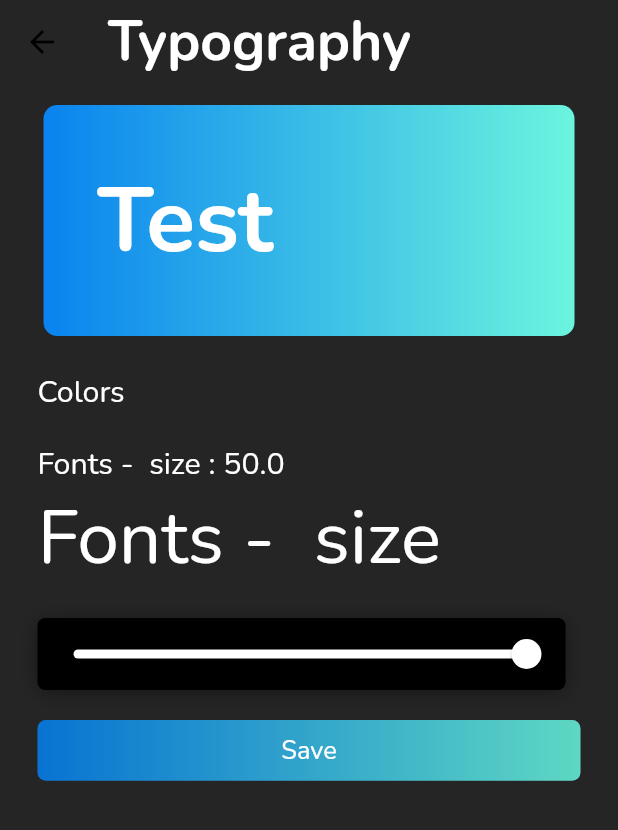
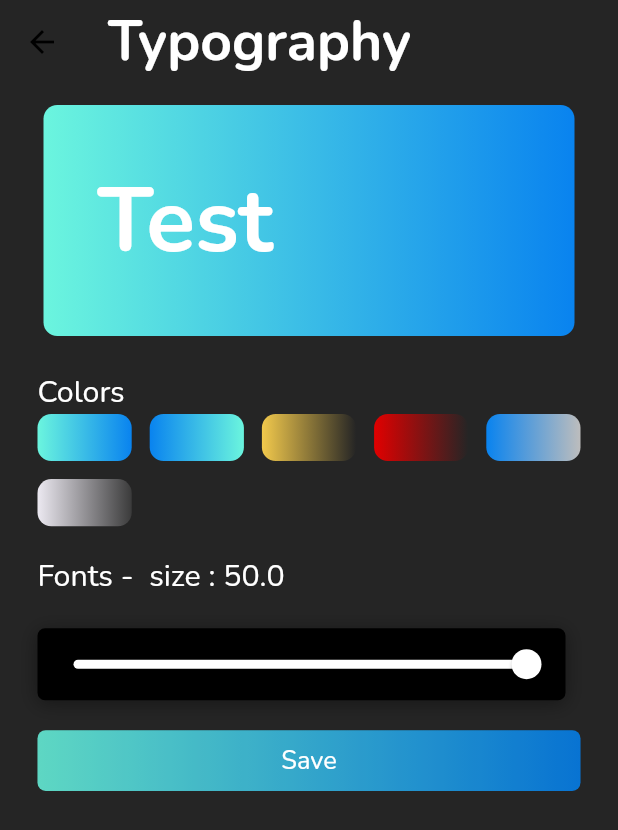
Before and after one commit to zaynrix/Notey, a Flutter app: the SettingsScreen screen opened by its route, after a tap on "Typography", on a phone screen of 412 x 824 dp. Shown: the top 830 px of the screen. Run offline on Flutter 3.47's test engine with Material 2 defaults, Android fonts, the phone set to English and light mode, and no system bars; our stand-ins replace cached_network_image, dio, easy_localization, flutter_screenutil, flutter_svg, get_it and 8 more; accounts and stored records are empty; network calls fail.

Commit message:
add theme

```diff
--- a/lib/features/Settings/settingProvider.dart
+++ b/lib/features/Settings/settingProvider.dart
@@ -14,12 +14,24 @@
 import 'package:url_launcher/url_launcher.dart';
 
 class SettingProvider extends ChangeNotifier {
-
-
   int languageValue = 0;
   double textSize = 5;
   List<ContactUsData> contactUsData = [];
-
+  int colorIndex = 0;
+  List<List<Color>> CCC = [
+    [
+      ColorManager.primary2,
+      ColorManager.secondery,
+    ],
+    [
+      ColorManager.secondery,
+      ColorManager.primary2,
+    ],
+    [ColorManager.starYellow, ColorManager.darkGrey],
+    [ColorManager.red, ColorManager.darkGrey],
+    [ColorManager.secondery, ColorManager.lightGrey],
+    [ColorManager.lightPink, ColorManager.primaryBlack],
+  ];
 
   // ------------------ Logout ------------------
 
@@ -29,15 +41,11 @@
       sl<SharedLocal>().removeUser();
       sl<NavigationService>().navigateToAndRemove(Routes.login);
       // sl<SettingProvider>().clearUserData();
-      AppConfig.showSnakBar("${res.message}",Success: true);
-
-    } on DioError catch(e){
+      AppConfig.showSnakBar("${res.message}", Success: true);
+    } on DioError catch (e) {
       AppConfig().showException(e);
-
     }
-
   }
-
 
   // ------------------ Change Language ------------------
 
@@ -46,7 +54,6 @@
     notifyListeners();
   }
 
-
   // ------------------ Change Note Text Size ------------------
 
   changeSize(double size) {
@@ -54,9 +61,16 @@
     notifyListeners();
   }
 
+  // ------------------ Change Note ColorIndex  ------------------
+
+  changeIndexColor(int index) {
+    colorIndex = index;
+    notifyListeners();
+  }
+
   // ------------------ Bottom Language Sheet ------------------
 
-  void languageSheet(GlobalKey?  ScaffoldKeySheet) {
+  void languageSheet(GlobalKey? ScaffoldKeySheet) {
     showModalBottomSheet(
       shape: RoundedRectangleBorder(
         borderRadius: BorderRadius.circular(10.0),
@@ -67,17 +81,14 @@
     );
   }
 
-
   // ------------------ Get Contact Data ------------------
 
   void getContactUsProvider() async {
     ContactUs response = await sl<SettingRepository>().getContactUs();
-      contactUsData = response.data!.contactUsData!;
-      contactUsData.forEach((element) => ("${element.id} -${element.value}"));
-      notifyListeners();
+    contactUsData = response.data!.contactUsData!;
+    contactUsData.forEach((element) => ("${element.id} -${element.value}"));
+    notifyListeners();
   }
-
-
 
   // ------------------ Lunch URL ------------------
 
--- a/lib/features/Settings/settingScreen.dart
+++ b/lib/features/Settings/settingScreen.dart
@@ -97,8 +97,8 @@
                   height: 25.h,
                 ),
                 Expanded(
-                  child: Consumer<HomeProvider>(
-                    builder: (context, data, child) => ListView.separated(
+                  child: Consumer2<HomeProvider,SettingProvider>(
+                    builder: (context, data, v2,child) => ListView.separated(
                       shrinkWrap: true,
                       separatorBuilder: (context, index) => Divider(
                         height: 14.h,
@@ -110,7 +110,9 @@
                             redColor: SettingItems[index].redColor,
                             onPressed: SettingItems[index].onPressed,
                             title: SettingItems[index].title,
-                            path: SettingItems[index].path);
+                            // path: SettingItems[index].path,
+                          path2: SettingItems[index].path,
+                        );
                       },
                     ),
                   ),
--- a/lib/features/Settings/typography.dart
+++ b/lib/features/Settings/typography.dart
@@ -1,4 +1,5 @@
 import 'package:flutter/material.dart';
+import 'package:flutter_screenutil/flutter_screenutil.dart';
 import 'package:notey/features/Home/homeScreen.dart';
 import 'package:notey/features/Settings/settingProvider.dart';
 import 'package:notey/interceptors/di.dart';
@@ -37,23 +38,96 @@
                   "Colors",
                   style: Theme.of(context).textTheme.headline2,
                 ),
+                GridView.builder(
+                  shrinkWrap: true,
+                  gridDelegate:
+                  SliverGridDelegateWithFixedCrossAxisCount(
+
+                      childAspectRatio: 2,
+                      mainAxisSpacing: 12,
+                      crossAxisSpacing: 12,
+                      crossAxisCount: 5
+
+                  ),
+                  itemCount: value.CCC.length,
+                  physics: NeverScrollableScrollPhysics(),
+                  itemBuilder:
+                      (BuildContext context, int index) {
+                    return
+                      InkWell(
+                        onTap: (){
+                          value.changeIndexColor(index);
+                        },
+                        child: Container(
+                          width: 50,
+                          decoration: BoxDecoration(
+                            borderRadius: BorderRadius.circular(10.r),
+                            gradient: LinearGradient(
+                              colors: value.CCC[index],
+                              begin: Alignment.centerLeft,
+                              end: Alignment.centerRight,
+                            ),
+                          ),
+                        ),
+                      );
+                  },
+                ),
+                // Wrap(
+                //   spacing: 10,
+                //
+                //   children: value.CCC.forEach((element) { })
+
+                  // [
+                  //   InkWell(
+                  //     onTap: (){
+                  //
+                  //     },
+                  //     child: Chip(
+                  //       backgroundColor: ColorManager.darkGrey,
+                  //       label: Container(
+                  //         width: 50,
+                  //         decoration: BoxDecoration(
+                  //           borderRadius: BorderRadius.circular(10.r),
+                  //           gradient: LinearGradient(
+                  //             colors: [
+                  //               ColorManager.secondery,
+                  //               ColorManager.primary2,
+                  //             ],
+                  //             begin: Alignment.centerLeft,
+                  //             end: Alignment.centerRight,
+                  //           ),
+                  //         ),
+                  //       ),
+                  //     ),
+                  //   ),
+                  //   Chip(
+                  //     label: Text("wtwwdasdo"),
+                  //   ),
+                  //   Chip(
+                  //     label: Text("w"),
+                  //   ),
+                  //   Chip(
+                  //     label: Text("ew"),
+                  //   ),
+                  //   Chip(
+                  //     label: Text("wsssss"),
+                  //   ),
+                  //   Chip(
+                  //     label: Text("sdaasdasd"),
+                  //   ),
+                  // ],
+                // ),
                 SizedBox(
                   height: 20,
                 ),
                 Row(
                   children: [
                     Text(
-                      "Fonts -  size : ${10* sl<SettingProvider>().textSize}",
+                      "Fonts -  size : ${10 * sl<SettingProvider>().textSize}",
                       style: Theme.of(context).textTheme.headline2,
                     ),
-
                   ],
                 ),
-                Text(
-                  "Fonts -  size",
-                  style: Theme.of(context).textTheme.headline2!.copyWith(fontSize: 50),
-                ),
-
                 SizedBox(
                   height: 20,
                 ),
@@ -70,11 +144,9 @@
                             blurRadius: 10)
                       ]),
                   child: new Slider(
-
                     value: value.textSize,
                     activeColor: Colors.white,
                     inactiveColor: Colors.white,
-
                     onChanged: (double s) => value.changeSize(s),
                     divisions: 10,
                     min: 1.0,
--- a/lib/shared/widgets/CustomAppBar.dart
+++ b/lib/shared/widgets/CustomAppBar.dart
@@ -32,12 +32,14 @@
   @override
   Widget build(BuildContext context) {
     return AppBar(
+
       title: Text(
         title.tr(),
         style: TextStyle(color: ColorManager.white, fontSize: FontSize.s40.sp),
       ),
       centerTitle: false,
       actions: actions,
+
       backgroundColor: backgroundColor,
     );
   }
--- a/lib/shared/widgets/CustomCTAButton.dart
+++ b/lib/shared/widgets/CustomCTAButton.dart
@@ -1,6 +1,8 @@
 // ignore_for_file: must_be_immutable
 
 import 'package:flutter/material.dart';
+import 'package:notey/features/Settings/settingProvider.dart';
+import 'package:notey/interceptors/di.dart';
 import 'package:notey/resources/color_manager.dart';
 import 'package:easy_localization/easy_localization.dart';
 import 'package:flutter_screenutil/flutter_screenutil.dart';
@@ -16,7 +18,7 @@
   Color? textColor;
   String? title;
   Color? ProgressColor;
-  final Gradient gradient;
+   Gradient? gradient;
 
   void Function()? onPressed;
   double fontSized;
@@ -34,7 +36,8 @@
       this.title,
       this.primary,
       this.onPressed,
-        this.gradient = const LinearGradient(colors: [ColorManager.secondery,ColorManager.primary2 ]),
+        this.gradient
+        ,// =  LinearGradient(colors: sl<SettingProvider>().CCC[sl<SettingProvider>().colorIndex]),
 
         this.textColor = Colors.white})
       : super(key: key);
@@ -46,7 +49,9 @@
         height: heighbox.h,
         decoration: BoxDecoration(
           color: color,
-          gradient: gradient,
+          gradient: LinearGradient(
+            colors: sl<SettingProvider>().CCC[sl<SettingProvider>().colorIndex]
+          ),
           borderRadius: BorderRadius.circular(6.r),
         ),
         child: ElevatedButton(
--- a/lib/shared/widgets/CustomSettingsItem.dart
+++ b/lib/shared/widgets/CustomSettingsItem.dart
@@ -3,15 +3,27 @@
 import 'package:flutter/material.dart';
 import 'package:easy_localization/easy_localization.dart';
 import 'package:flutter_screenutil/flutter_screenutil.dart';
+import 'package:notey/api/local/local_pref.dart';
+import 'package:notey/features/Settings/settingProvider.dart';
+import 'package:notey/interceptors/di.dart';
+import 'package:notey/resources/assets_manager.dart';
 import 'package:notey/resources/color_manager.dart';
+import 'package:notey/shared/widgets/CustomeSvg.dart';
 
 class CustomeSettingItem extends StatelessWidget {
   final String title;
   final Widget? path;
+  final String? path2;
   final bool redColor;
   void Function()? onPressed;
 
-  CustomeSettingItem({Key? key,required this.title, this.onPressed, this.path,this.redColor=false})
+  CustomeSettingItem(
+      {Key? key,
+      this.path2,
+      required this.title,
+      this.onPressed,
+      this.path,
+      this.redColor = false})
       : super(key: key);
 
   @override
@@ -23,11 +35,15 @@
           color: Colors.transparent,
           elevation: 0,
           child: ListTile(
-            leading: path,
-            title:
-              Text(title.tr() == ""?"ffff":title.tr(),style: Theme.of(context).textTheme.bodyText1!.copyWith(color:!redColor? ColorManager.white:ColorManager.red),),
-
-
+            leading: CustomSvgAssets(
+                path: path2,
+                color: sl<SettingProvider>()
+                    .CCC[sl<SettingProvider>().colorIndex][0]),
+            title: Text(
+              title.tr(),
+              style: Theme.of(context).textTheme.bodyText1!.copyWith(
+                  color: !redColor ? ColorManager.white : ColorManager.red),
+            ),
           ),
         ),
         decoration: BoxDecoration(
```
Also changed, not shown: lib/features/Home/homeScreen.dart (+4 -11 lines), lib/models/customeSettingItemModel.dart (+16 -31 lines).
